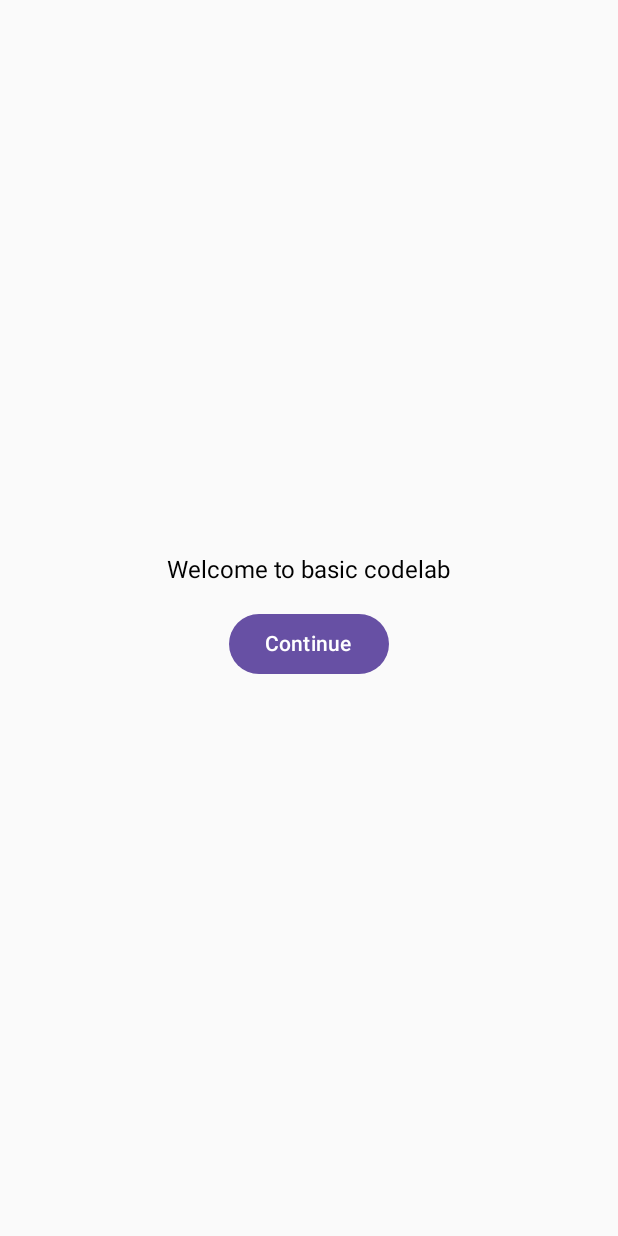
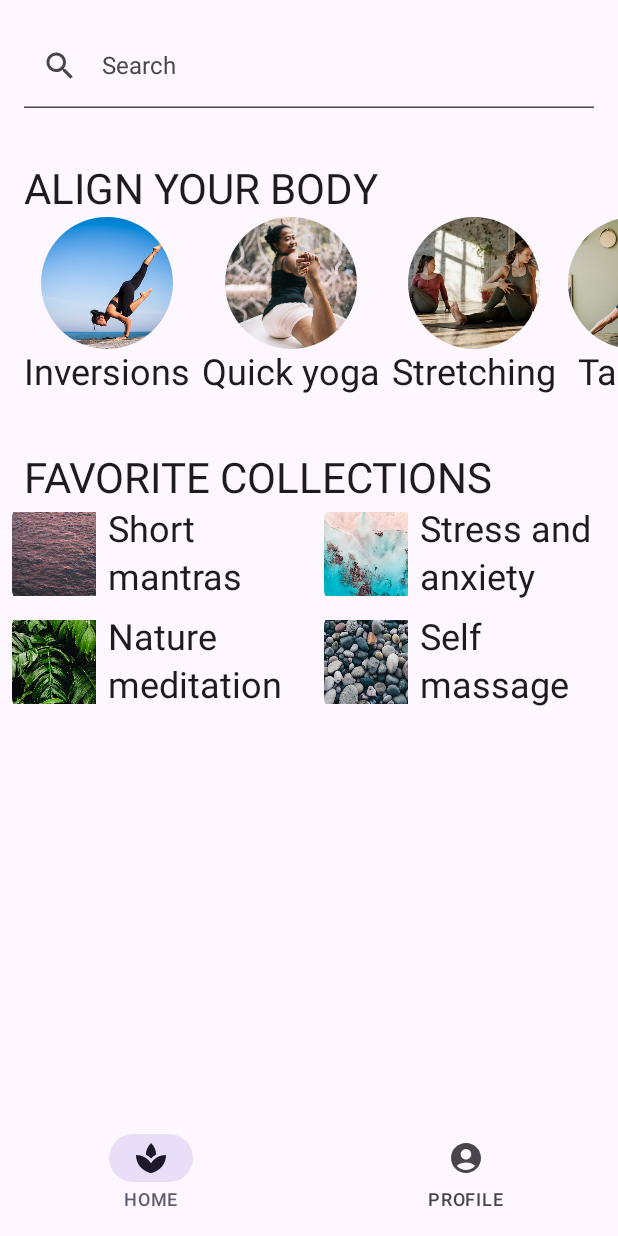
Before and after one commit to NikhilVijayakumar/ComposePOC, an Android app built with Jetpack Compose: the screen it shows after launch (MainActivity), on a phone screen of 412 x 824 dp. Run offline under Robolectric (Android 15) with nearby library versions, the phone set to English and light mode, and no system bars.

Commit message:
codelab basic layout

```diff
--- a/app/src/main/java/com/nikhil/compose/MainActivity.kt
+++ b/app/src/main/java/com/nikhil/compose/MainActivity.kt
@@ -5,6 +5,7 @@ import androidx.activity.ComponentActivity
 import androidx.activity.compose.setContent
 import androidx.compose.runtime.Composable
 import com.nikhil.compose.ui.codelab.basic.CodeLabBasic
+import com.nikhil.compose.ui.codelab.layout.CodeLabBasicLayout
 import com.nikhil.compose.ui.theme.AppTheme
 
 class MainActivity : ComponentActivity() {
@@ -24,5 +25,6 @@ class MainActivity : ComponentActivity() {
 
 @Composable
 fun CodeLabContent() {
-    CodeLabBasic()
+//    CodeLabBasic()
+    CodeLabBasicLayout()
 }
--- /dev/null
+++ b/app/src/main/java/com/nikhil/compose/ui/codelab/layout/CodelabBasicLayout.kt
@@ -0,0 +1,354 @@
+package com.nikhil.compose.ui.codelab.layout
+
+import androidx.annotation.DrawableRes
+import androidx.annotation.StringRes
+import androidx.compose.foundation.Image
+import androidx.compose.foundation.layout.*
+import androidx.compose.foundation.lazy.LazyRow
+import androidx.compose.foundation.lazy.grid.GridCells
+import androidx.compose.foundation.lazy.grid.LazyHorizontalGrid
+import androidx.compose.foundation.lazy.grid.items
+import androidx.compose.foundation.lazy.items
+import androidx.compose.foundation.rememberScrollState
+import androidx.compose.foundation.shape.CircleShape
+import androidx.compose.foundation.verticalScroll
+import androidx.compose.material.icons.Icons
+import androidx.compose.material.icons.filled.AccountCircle
+import androidx.compose.material.icons.filled.Search
+import androidx.compose.material.icons.filled.Spa
+import androidx.compose.material3.*
+import androidx.compose.runtime.Composable
+import androidx.compose.ui.Alignment
+import androidx.compose.ui.Modifier
+import androidx.compose.ui.draw.clip
+import androidx.compose.ui.layout.ContentScale
+import androidx.compose.ui.res.painterResource
+import androidx.compose.ui.res.stringResource
+import androidx.compose.ui.text.toUpperCase
+import androidx.compose.ui.tooling.preview.Preview
+import androidx.compose.ui.unit.dp
+import com.nikhil.compose.R
+import com.nikhil.compose.ui.theme.AppTheme
+import java.util.*
+
+
+// Step: Search bar - Modifiers
+@OptIn(ExperimentalMaterial3Api::class)
+@Composable
+fun SearchBar(
+    modifier: Modifier = Modifier
+) {
+    Row {
+        TextField(
+            value = "",
+            onValueChange = {},
+            modifier = modifier
+                .heightIn(min = 56.dp)
+                .fillMaxWidth(),
+            leadingIcon = {
+                Icon(
+                    imageVector = Icons.Default.Search,
+                    contentDescription = null
+                )
+            },
+            placeholder = {
+                Text(text = stringResource(id = R.string.placeholder_search))
+            },
+            colors = TextFieldDefaults.textFieldColors(
+                containerColor = MaterialTheme.colorScheme.surface
+            )
+        )
+    }
+}
+
+// Step: Align your body - Alignment
+@Composable
+fun AlignYourBodyElement(
+    @DrawableRes drawable: Int,
+    @StringRes text: Int,
+    modifier: Modifier = Modifier
+) {
+    Column(
+        modifier = modifier,
+        // verticalArrangement = Arrangement.Center,
+        horizontalAlignment = Alignment.CenterHorizontally
+    ) {
+        Image(
+            painter = painterResource(id = drawable),
+            contentDescription = null,
+            contentScale = ContentScale.Crop,
+            modifier = Modifier
+                .size(88.dp)
+                .clip(CircleShape)
+        )
+
+        Text(
+            text = stringResource(id = text),
+            style = MaterialTheme.typography.headlineSmall,
+            modifier = Modifier.paddingFromBaseline(top = 24.dp, bottom = 8.dp)
+        )
+
+
+    }
+}
+
+// Step: Favorite collection card - Material Surface
+@Composable
+fun FavoriteCollectionCard(
+    @DrawableRes drawable: Int,
+    @StringRes text: Int,
+    modifier: Modifier = Modifier
+) {
+    Surface(
+        modifier = modifier,
+        shape = MaterialTheme.shapes.small
+    ) {
+        Row(
+            modifier = Modifier.width(200.dp),
+            verticalAlignment = Alignment.CenterVertically
+        ) {
+            Image(
+                painter = painterResource(id = drawable),
+                contentDescription = null,
+                contentScale = ContentScale.Crop,
+                modifier = Modifier.size(56.dp)
+            )
+            Text(
+                text = stringResource(id = text),
+                style = MaterialTheme.typography.headlineSmall,
+                modifier = Modifier.padding(horizontal = 8.dp)
+            )
+
+        }
+    }
+
+}
+
+// Step: Align your body row - Arrangements
+@Composable
+fun AlignYourBodyRow(
+    modifier: Modifier = Modifier
+) {
+    LazyRow(
+        modifier = modifier,
+        contentPadding = PaddingValues(horizontal = 16.dp),
+        horizontalArrangement = Arrangement.spacedBy(8.dp),
+    ) {
+        items(alignYourBodyData) { data ->
+            AlignYourBodyElement(drawable = data.drawable, text = data.text, modifier = modifier)
+
+        }
+    }
+}
+
+// Step: Favorite collections grid - LazyGrid
+@Composable
+fun FavoriteCollectionsGrid(
+    modifier: Modifier = Modifier
+) {
+    LazyHorizontalGrid(
+        rows = GridCells.Fixed(2),
+        contentPadding = PaddingValues(horizontal = 8.dp),
+        horizontalArrangement = Arrangement.spacedBy(8.dp),
+        verticalArrangement = Arrangement.spacedBy(8.dp),
+        modifier = modifier.height(136.dp)
+    ) {
+        items(favoriteCollectionsData) { data ->
+            FavoriteCollectionCard(
+                drawable = data.drawable, text = data.text,
+                modifier = modifier.height(56.dp)
+            )
+        }
+
+    }
+
+}
+
+// Step: Home section - Slot APIs
+@Composable
+fun HomeSection(
+    @StringRes text: Int,
+    content: @Composable () -> Unit,
+    modifier: Modifier = Modifier
+) {
+    Column() {
+       Text(
+           text = stringResource(id = text).uppercase(Locale.getDefault()),
+           style = MaterialTheme.typography.headlineMedium,
+           modifier = modifier
+               .paddingFromBaseline(top = 40.dp, bottom = 8.dp)
+               .padding(horizontal = 16.dp)
+       )
+        content()
+
+
+    }
+}
+
+// Step: Home screen - Scrolling
+@Composable
+fun HomeScreen(modifier: Modifier = Modifier) {
+    Column(modifier = modifier
+        .verticalScroll(rememberScrollState())) {
+        Spacer(modifier = Modifier.size(16.dp))
+        SearchBar(modifier = Modifier.padding(horizontal = 16.dp))
+        Spacer(modifier = Modifier.size(24.dp))
+        HomeSection(text = R.string.align_your_body,
+        content = {
+            AlignYourBodyRow( )
+
+        },
+            modifier = Modifier
+        )
+        Spacer(modifier = Modifier.size(24.dp))
+        HomeSection(text = R.string.favorite_collections,
+            content = {
+                FavoriteCollectionsGrid( )
+            },
+            modifier = Modifier
+        )
+        Spacer(modifier = Modifier.size(16.dp))
+    }
+}
+
+// Step: Bottom navigation - Material
+@Composable
+private fun SootheBottomNavigation(modifier: Modifier = Modifier) {
+    NavigationBar(
+        modifier = modifier,
+    containerColor = MaterialTheme.colorScheme.background
+        ) {
+        NavigationBarItem(
+            selected = true,
+            onClick = {  },
+            label = { Text(text = stringResource(id = R.string.bottom_navigation_home))},
+            icon =  {
+                Icon(imageVector = Icons.Default.Spa, contentDescription = null)
+            }
+        )
+
+        NavigationBarItem(
+            selected = false,
+            onClick = {  },
+            label = { Text(text = stringResource(id = R.string.bottom_navigation_profile))},
+            icon =  {
+                Icon(imageVector = Icons.Default.AccountCircle, contentDescription = null)
+            }
+        )
+
+
+
+    }
+}
+
+// Step: MySoothe App - Scaffold
+@OptIn(ExperimentalMaterial3Api::class)
+@Composable
+fun CodeLabBasicLayout() {
+    AppTheme {
+        Scaffold(
+            bottomBar = { SootheBottomNavigation()
+            }
+        ) {padding->
+            HomeScreen(Modifier.padding(padding))
+        }
+    }
+}
+
+private val alignYourBodyData = listOf(
+    R.drawable.ab1_inversions to R.string.ab1_inversions,
+    R.drawable.ab2_quick_yoga to R.string.ab2_quick_yoga,
+    R.drawable.ab3_stretching to R.string.ab3_stretching,
+    R.drawable.ab4_tabata to R.string.ab4_tabata,
+    R.drawable.ab5_hiit to R.string.ab5_hiit,
+    R.drawable.ab6_pre_natal_yoga to R.string.ab6_pre_natal_yoga
+).map { DrawableStringPair(it.first, it.second) }
+
+private val favoriteCollectionsData = listOf(
+    R.drawable.fc1_short_mantras to R.string.fc1_short_mantras,
+    R.drawable.fc2_nature_meditations to R.string.fc2_nature_meditations,
+    R.drawable.fc3_stress_and_anxiety to R.string.fc3_stress_and_anxiety,
+    R.drawable.fc4_self_massage to R.string.fc4_self_massage,
+    R.drawable.fc5_overwhelmed to R.string.fc5_overwhelmed,
+    R.drawable.fc6_nightly_wind_down to R.string.fc6_nightly_wind_down
+).map { DrawableStringPair(it.first, it.second) }
+
+private data class DrawableStringPair(
+    @DrawableRes val drawable: Int,
+    @StringRes val text: Int
+)
+
+
+/*@Preview(showBackground = true, backgroundColor = 0xFFF0EAE2)
+@Composable
+fun SearchBarPreview() {
+    AppTheme { SearchBar(Modifier.padding(8.dp)) }
+}*/
+
+/*
+@Preview(showBackground = true, backgroundColor = 0xFFF0EAE2)
+@Composable
+fun AlignYourBodyElementPreview() {
+    AppTheme {
+        AlignYourBodyElement(
+            drawable = R.drawable.ab1_inversions,
+            text = R.string.ab1_inversions,
+            modifier = Modifier.padding(8.dp)
+        )
+    }
+}*/
+/*
+@Preview(showBackground = true, backgroundColor = 0xFFF0EAE2)
+@Composable
+fun FavoriteCollectionCardPreview() {
+    AppTheme {
+        FavoriteCollectionCard(
+            drawable = R.drawable.fc2_nature_meditations,
+            text = R.string.fc2_nature_meditations,
+            modifier = Modifier.padding(8.dp)
+        )
+    }
+}*/
+
+/*@Preview(showBackground = true, backgroundColor = 0xFFF0EAE2)
+@Composable
+fun FavoriteCollectionsGridPreview() {
+    AppTheme { FavoriteCollectionsGrid() }
+}*/
+
+
+/*@Preview(showBackground = true, backgroundColor = 0xFFF0EAE2)
+@Composable
+fun AlignYourBodyRowPreview() {
+    AppTheme { AlignYourBodyRow() }
+}*/
+
+/*
+@Preview(showBackground = true, backgroundColor = 0xFFF0EAE2)
+@Composable
+fun HomeSectionPreview() {
+    AppTheme { HomeSection(
+        text = R.string.align_your_body,
+        content = { AlignYourBodyRow() },
+        modifier = Modifier
+    ) }
+}*/
+
+
+/*@Preview(showBackground = true, backgroundColor = 0xFFF0EAE2)
+@Composable
+fun ScreenContentPreview() {
+    AppTheme { HomeScreen() }
+}*/
+
+@Preview(showBackground = true, backgroundColor = 0xFFF0EAE2)
+@Composable
+fun BottomNavigationPreview() {
+    AppTheme { SootheBottomNavigation(Modifier.padding(top = 24.dp)) }
+}
+/*
+@Preview(widthDp = 360, heightDp = 640)
+@Composable
+fun CodeLabBasicLayoutPreview() {
+    CodeLabBasicLayout()
+}*/
--- a/app/src/main/res/values/strings.xml
+++ b/app/src/main/res/values/strings.xml
@@ -1,5 +1,6 @@
 <resources>
     <string name="app_name">ComposePOC</string>
+    <!--Basic codelab start-->
     <string name="hello">Hello,</string>
     <string name="show_less">Show less</string>
     <string name="show_more">Show more</string>
@@ -7,4 +8,27 @@
         Compose ipsum color sit lazy
         \n  padding theme elite, sed do bouncy.
     </string>
+    <!--Basic codelab end-->
+
+    <!--Basic layout codelab start-->
+    <string name="favorite_collections">Favorite Collections</string>
+    <string name="align_your_body">Align your body</string>
+    <string name="ab1_inversions">Inversions</string>
+    <string name="ab2_quick_yoga">Quick yoga</string>
+    <string name="ab3_stretching">Stretching</string>
+    <string name="ab4_tabata">Tabata</string>
+    <string name="ab5_hiit">HIIT</string>
+    <string name="ab6_pre_natal_yoga">Pre-natal yoga</string>
+    <string name="fc1_short_mantras">Short mantras</string>
+    <string name="fc2_nature_meditations">Nature meditations</string>
+    <string name="fc3_stress_and_anxiety">Stress and anxiety</string>
+    <string name="fc4_self_massage">Self massage</string>
+    <string name="fc5_overwhelmed">Overwhelmed</string>
+    <string name="fc6_nightly_wind_down">Nightly wind down</string>
+    <string name="cd_fab_start">start</string>
+    <string name="bottom_navigation_home">HOME</string>
+    <string name="bottom_navigation_profile">PROFILE</string>
+    <string name="placeholder_search">Search</string>
+    <!--Basic layout codelab end-->
+
 </resources>
```
Also changed, not shown: app/src/main/res/drawable/ab1_inversions.jpg (added), app/src/main/res/drawable/ab2_quick_yoga.jpg (added), app/src/main/res/drawable/ab3_stretching.jpg (added), app/src/main/res/drawable/ab4_tabata.jpg (added), app/src/main/res/drawable/ab5_hiit.jpg (added), app/src/main/res/drawable/ab6_pre_natal_yoga.jpg (added), app/src/main/res/drawable/fc1_short_mantras.jpg (added), app/src/main/res/drawable/fc2_nature_meditations.jpg (added), app/src/main/res/drawable/fc3_stress_and_anxiety.jpg (added), app/src/main/res/drawable/fc4_self_massage.jpg (added), app/src/main/res/drawable/fc5_overwhelmed.jpg (added), app/src/main/res/drawable/fc6_nightly_wind_down.jpg (added).
